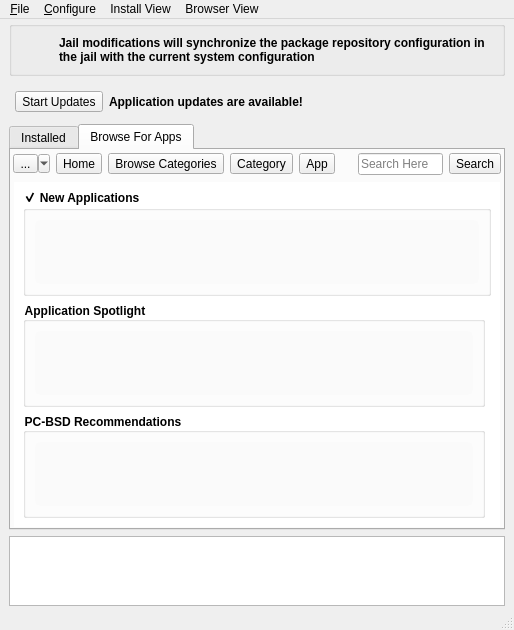
This is src-qt4/pc-softwaremanager/mainUI.ui in trueos/pcbsd as Qt 5 draws it before an edit. The edited form follows.
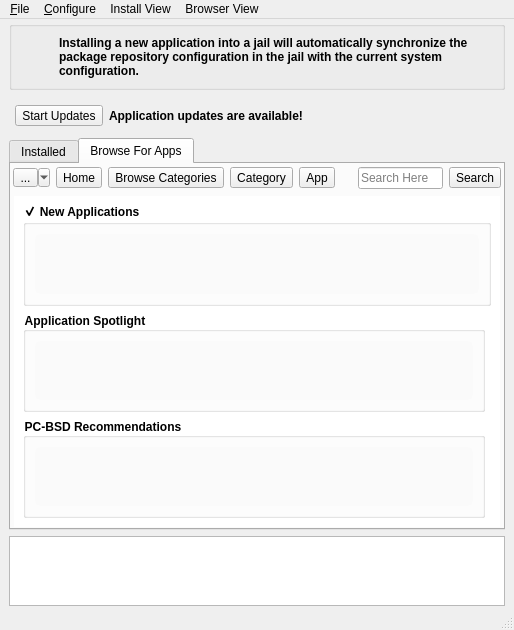
This is the edited form. The open tabs and pages were chosen to show the change. Icons and pictures are not drawn.

Commit message: Make the manual URL name a bit longer (30 chars), update the jail install warning in the main UI, and make sure that for jail installations it runs the new pc-updatemanager command for syncing the pkg configurations.

```diff
--- a/src-qt4/pc-softwaremanager/mainUI.ui
+++ b/src-qt4/pc-softwaremanager/mainUI.ui
@@ -7,7 +7,7 @@
     <x>0</x>
     <y>0</y>
     <width>514</width>
-    <height>537</height>
+    <height>554</height>
    </rect>
   </property>
   <property name="windowTitle">
@@ -80,7 +80,7 @@
           </font>
          </property>
          <property name="text">
-          <string>Jail modifications will synchronize the package repository configuration in the jail with the current system configuration</string>
+          <string>Installing a new application into a jail will automatically synchronize the package repository configuration in the jail with the current system configuration.</string>
          </property>
          <property name="wordWrap">
           <bool>true</bool>
@@ -583,8 +583,8 @@
                    <rect>
                     <x>0</x>
                     <y>0</y>
-                    <width>72</width>
-                    <height>16</height>
+                    <width>100</width>
+                    <height>30</height>
                    </rect>
                   </property>
                   <layout class="QHBoxLayout" name="horizontalLayout_5"/>
@@ -625,8 +625,8 @@
                    <rect>
                     <x>0</x>
                     <y>0</y>
-                    <width>66</width>
-                    <height>16</height>
+                    <width>100</width>
+                    <height>30</height>
                    </rect>
                   </property>
                   <layout class="QVBoxLayout" name="verticalLayout_6"/>
@@ -655,8 +655,8 @@
                    <rect>
                     <x>0</x>
                     <y>0</y>
-                    <width>66</width>
-                    <height>16</height>
+                    <width>100</width>
+                    <height>30</height>
                    </rect>
                   </property>
                  </widget>
```
Left out of the diff: 16 changed lines with no effect on the pictures. The commit also changes 2 other files.
